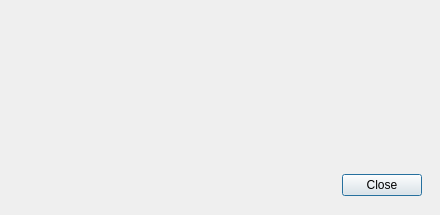
First picture: the form in src/MEGASync/gui/linux/MegaInfoMessage.ui, repository meganz/MEGAsync, before the edit.
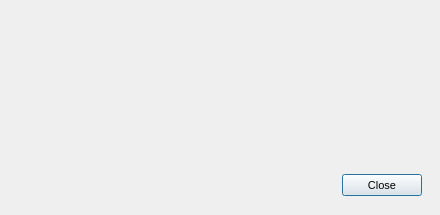
Second picture: the form after the edit.

```diff
--- a/src/MEGASync/gui/linux/MegaInfoMessage.ui
+++ b/src/MEGASync/gui/linux/MegaInfoMessage.ui
@@ -25,6 +25,12 @@
   <property name="windowTitle">
    <string>Why am I seeing this?</string>
   </property>
+  <property name="styleSheet">
+   <string notr="true">QWidget
+{
+font-size: 11px;
+}</string>
+  </property>
   <layout class="QVBoxLayout" name="verticalLayout_2">
    <property name="spacing">
     <number>0</number>
@@ -294,6 +300,12 @@
       </item>
       <item>
        <widget class="QPushButton" name="bClose">
+        <property name="minimumSize">
+         <size>
+          <width>0</width>
+          <height>22</height>
+         </size>
+        </property>
         <property name="text">
          <string>Close</string>
         </property>
```
